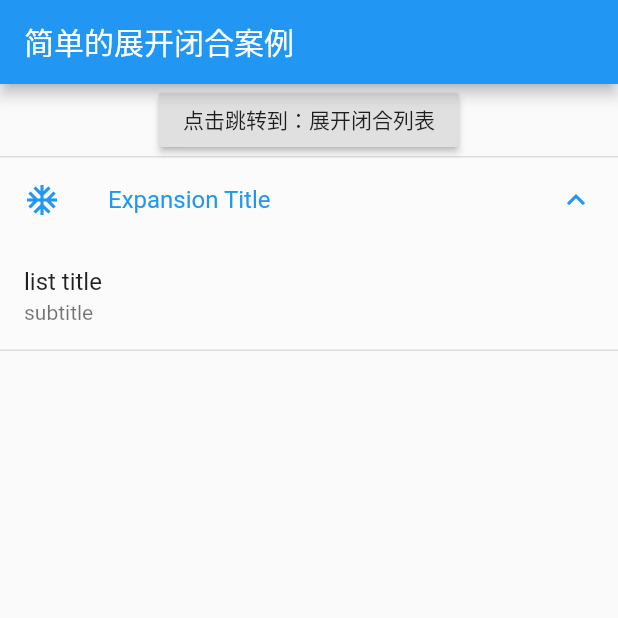
After one commit to wanggw911/flutter_hello, a Flutter app: the ExpansionTileDemo screen opened directly, on a phone screen of 412 x 824 dp, the top half of it. The commit adds this screen. Run offline on Flutter 3.47's test engine with Material 2 defaults, Android fonts, the phone set to English and light mode, and no system bars.

Commit message:
完成的可展开闭合的列表demo,但是存在bug

```diff
--- /dev/null
+++ b/lib/jspang/demo08/demo08_app.dart
@@ -0,0 +1,20 @@
+
+import 'package:flutter/material.dart';
+import 'package:flutter_hello/jspang/demo08/demo08_page01.dart';
+
+class Demo08 extends StatelessWidget {
+  const Demo08({Key key}) : super(key: key);
+
+  @override
+  Widget build(BuildContext context) {
+    return MaterialApp(
+      title: 'Flutter Demo 04',
+      theme: ThemeData(
+        primarySwatch: Colors.blue
+      ),
+      home: Scaffold(
+        body: ExpansionTileDemo(),
+      ),
+    );
+  }
+}
--- /dev/null
+++ b/lib/jspang/demo08/demo08_page01.dart
@@ -0,0 +1,49 @@
+
+import 'package:flutter/material.dart';
+import 'package:flutter_hello/jspang/demo08/demo08_page02_expanList.dart';
+
+class ExpansionTileDemo extends StatefulWidget {
+  ExpansionTileDemo({Key key}) : super(key: key);
+
+  _ExpansionTileDemoState createState() => _ExpansionTileDemoState();
+}
+
+class _ExpansionTileDemoState extends State<ExpansionTileDemo> {
+
+  @override
+  Widget build(BuildContext context) {
+    return Scaffold(
+       appBar: AppBar(
+         title: Text('简单的展开闭合案例'),
+       ),
+       body: Center(
+          child: Column(
+            children: <Widget>[
+              RaisedButton(
+                onPressed: (){
+                  Navigator.of(context).push(
+                    MaterialPageRoute(builder: (BuildContext context) {
+                      return ExpansionListDemo();
+                    })
+                  );
+                },
+                child: Text('点击跳转到：展开闭合列表'),
+              ),
+              ExpansionTile(
+                title: Text('Expansion Title'),
+                leading: Icon(Icons.ac_unit),
+                backgroundColor: Colors.white12,
+                children: <Widget>[
+                  ListTile(
+                    title: Text('list title'),
+                    subtitle: Text('subtitle'),
+                  )
+                ],
+                initiallyExpanded: true,
+              ),
+            ],
+          ),
+       ),
+    );
+  }
+}
--- a/lib/main.dart
+++ b/lib/main.dart
@@ -6,6 +6,7 @@ import 'package:flutter_hello/jspang/demo04/demo04_page.dart';
 import 'package:flutter_hello/jspang/demo05/demo05_page.dart';
 import 'package:flutter_hello/jspang/demo06/demo06_page.dart';
 import 'package:flutter_hello/jspang/demo07/demo07_page.dart';
+import 'package:flutter_hello/jspang/demo08/demo08_page01.dart';
 
 // Tips：可以在其他地方编写界面，然后在这里修改，就可以查看到效果了，需要删掉这个界面的东西
 void main() => runApp(LearnApp());
@@ -22,6 +23,7 @@ Map<String, Widget> learningMap = {
   "5、保持页面状态": KeepAliveDemo(),
   "6、一个不简单的搜索功能": SearchBarDemo(),
   "7、流式布局，模拟添加照片的效果": WarpLayoutDemo(),
+  "8、展开闭合案例": ExpansionTileDemo(),
 };
 
 List<String> learningList() {
@@ -48,10 +50,11 @@ class LearnListPage extends StatelessWidget {
     var key = learningList()[index];
     print("点击的item是：$key");
     Widget widget = learningMap[key];
-    Navigator.of(context)
-        .push(MaterialPageRoute(builder: (BuildContext context) {
-      return widget;
-    }));
+    Navigator.of(context).push(
+      MaterialPageRoute(builder: (BuildContext context) {
+        return widget;
+      })
+    );
   }
 
   @override
```
Also changed, not shown: lib/jspang/demo08/demo08_page02_expanList.dart (added, +70 -0 lines), 1 other file.
